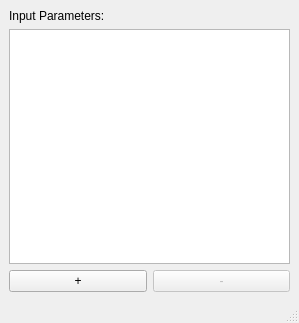
Qt form data_comparator/ui/input_parameters_dialog.ui (culight/data_comparator) before a commit.
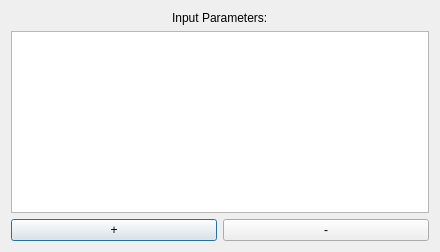
The same form after that commit.

Commit message:
clean up paramter functionality
allow for signals to update the parameters dynamically

What changed in the file:
```diff
--- a/data_comparator/ui/input_parameters_dialog.ui
+++ b/data_comparator/ui/input_parameters_dialog.ui
@@ -1,40 +1,22 @@
 <?xml version="1.0" encoding="UTF-8"?>
 <ui version="4.0">
- <class>MainWindow</class>
- <widget class="QMainWindow" name="MainWindow">
+ <class>inputParamsDialog</class>
+ <widget class="QDialog" name="inputParamsDialog">
   <property name="geometry">
    <rect>
     <x>0</x>
     <y>0</y>
-    <width>299</width>
-    <height>323</height>
+    <width>440</width>
+    <height>252</height>
    </rect>
   </property>
   <property name="windowTitle">
    <string>MainWindow</string>
   </property>
-  <widget class="QWidget" name="centralwidget">
+  <layout class="QGridLayout" name="gridLayout_2">
+   <item row="0" column="0">
    <layout class="QGridLayout" name="gridLayout">
-    <item row="0" column="0">
-     <layout class="QVBoxLayout" name="inputParamsTableLayout">
-      <item>
-       <widget class="QLabel" name="inputParamtersLabel">
-        <property name="text">
-         <string>Input Parameters:</string>
-        </property>
-       </widget>
-      </item>
-      <item>
-       <widget class="QTableView" name="inputParametersTable">
-        <property name="sizeAdjustPolicy">
-         <enum>QAbstractScrollArea::AdjustToContents</enum>
-        </property>
-        <property name="alternatingRowColors">
-         <bool>false</bool>
-        </property>
-       </widget>
-      </item>
-      <item>
+     <item row="2" column="0">
        <layout class="QGridLayout" name="inputParamButtonLayout">
         <item row="0" column="0">
          <widget class="QPushButton" name="addParamButton">
@@ -49,7 +31,7 @@
         <item row="0" column="1">
          <widget class="QPushButton" name="removeParamButton">
           <property name="enabled">
-           <bool>false</bool>
+          <bool>true</bool>
           </property>
           <property name="text">
            <string>-</string>
@@ -58,11 +40,26 @@
         </item>
        </layout>
       </item>
+     <item row="1" column="0">
+      <widget class="QTableView" name="inputParametersTable">
+       <property name="sizeAdjustPolicy">
+        <enum>QAbstractScrollArea::AdjustToContents</enum>
+       </property>
+       <property name="alternatingRowColors">
+        <bool>false</bool>
+       </property>
+      </widget>
+     </item>
+     <item row="0" column="0" alignment="Qt::AlignHCenter">
+      <widget class="QLabel" name="inputParamtersLabel">
+       <property name="text">
+        <string>Input Parameters:</string>
+       </property>
+      </widget>
+     </item>
      </layout>
     </item>
    </layout>
-  </widget>
-  <widget class="QStatusBar" name="statusbar"/>
  </widget>
  <resources/>
  <connections/>
```
Left out of the diff: 2 changed lines with no effect on the pictures. Lines whose indentation alone changed are shown as unchanged. The commit also changes 2 other files.
